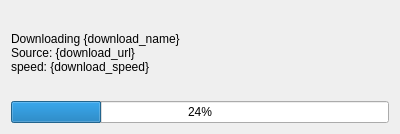
First picture: the form in src/ui/download.ui, repository SamuGallo-06/otus-browser, before the edit.
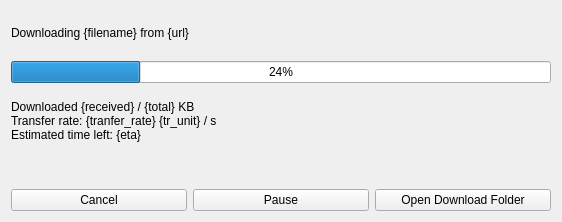
Second picture: the form after the edit.

Commit message: feat: Added Downloads support

What changed in the file:
```diff
--- a/src/ui/download.ui
+++ b/src/ui/download.ui
@@ -6,30 +6,90 @@
    <rect>
     <x>0</x>
     <y>0</y>
-    <width>400</width>
-    <height>134</height>
+    <width>562</width>
+    <height>222</height>
    </rect>
   </property>
   <property name="windowTitle">
    <string>Form</string>
   </property>
   <layout class="QGridLayout" name="gridLayout">
-   <item row="0" column="0">
-    <widget class="QLabel" name="label">
+   <item row="5" column="2">
+    <widget class="QPushButton" name="openDownloadFolderButton">
      <property name="text">
-      <string>Downloading {download_name}
-Source: {download_url}
-speed: {download_speed}</string>
+      <string>Open Download Folder</string>
      </property>
     </widget>
    </item>
-   <item row="1" column="0">
+   <item row="2" column="1">
+    <spacer name="verticalSpacer">
+     <property name="orientation">
+      <enum>Qt::Orientation::Vertical</enum>
+     </property>
+     <property name="sizeType">
+      <enum>QSizePolicy::Policy::Fixed</enum>
+     </property>
+     <property name="sizeHint" stdset="0">
+      <size>
+       <width>20</width>
+       <height>10</height>
+      </size>
+     </property>
+    </spacer>
+   </item>
+   <item row="0" column="0" colspan="3">
+    <widget class="QLabel" name="headerLabel">
+     <property name="text">
+      <string>Downloading {filename} from {url}</string>
+     </property>
+    </widget>
+   </item>
+   <item row="5" column="0">
+    <widget class="QPushButton" name="cancelDownloadButton">
+     <property name="text">
+      <string>Cancel</string>
+     </property>
+    </widget>
+   </item>
+   <item row="3" column="0" colspan="3">
+    <widget class="QLabel" name="detailsLabel">
+     <property name="text">
+      <string>Downloaded {received} / {total} KB
+Transfer rate: {tranfer_rate} {tr_unit} / s
+Estimated time left: {eta}</string>
+     </property>
+    </widget>
+   </item>
+   <item row="5" column="1">
+    <widget class="QPushButton" name="pauseDownloadButton">
+     <property name="text">
+      <string>Pause</string>
+     </property>
+    </widget>
+   </item>
+   <item row="1" column="0" colspan="3">
     <widget class="QProgressBar" name="progressBar">
      <property name="value">
       <number>24</number>
      </property>
     </widget>
    </item>
+   <item row="4" column="1">
+    <spacer name="verticalSpacer_2">
+     <property name="orientation">
+      <enum>Qt::Orientation::Vertical</enum>
+     </property>
+     <property name="sizeType">
+      <enum>QSizePolicy::Policy::Minimum</enum>
+     </property>
+     <property name="sizeHint" stdset="0">
+      <size>
+       <width>20</width>
+       <height>40</height>
+      </size>
+     </property>
+    </spacer>
+   </item>
   </layout>
  </widget>
  <resources/>
```
Left out of the diff: 6 changed lines with no effect on the pictures. The commit also changes 16 other files.
